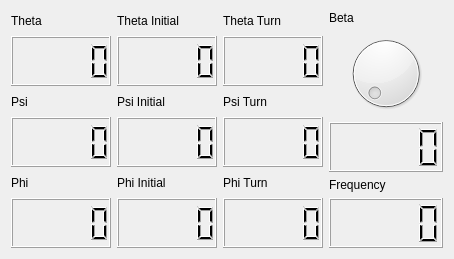
The window that datawidget.ui (chavesjm/CrockettTrainingMonitor) describes before a commit, drawn with Qt 5.
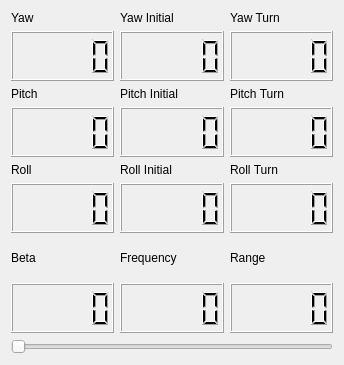
The same window after the commit.

```diff
--- a/datawidget.ui
+++ b/datawidget.ui
@@ -6,8 +6,8 @@
    <rect>
     <x>0</x>
     <y>0</y>
-    <width>454</width>
-    <height>259</height>
+    <width>344</width>
+    <height>365</height>
    </rect>
   </property>
   <property name="windowTitle">
@@ -23,7 +23,7 @@
          <item>
           <widget class="QLabel" name="label">
            <property name="text">
-            <string>Theta</string>
+            <string>Yaw</string>
            </property>
           </widget>
          </item>
@@ -44,7 +44,7 @@
          <item>
           <widget class="QLabel" name="label_2">
            <property name="text">
-            <string>Psi</string>
+            <string>Pitch</string>
            </property>
           </widget>
          </item>
@@ -65,7 +65,7 @@
          <item>
           <widget class="QLabel" name="label_3">
            <property name="text">
-            <string>Phi</string>
+            <string>Roll</string>
            </property>
           </widget>
          </item>
@@ -90,7 +90,7 @@
          <item>
           <widget class="QLabel" name="label_6">
            <property name="text">
-            <string>Theta Initial</string>
+            <string>Yaw Initial</string>
            </property>
           </widget>
          </item>
@@ -111,7 +111,7 @@
          <item>
           <widget class="QLabel" name="label_7">
            <property name="text">
-            <string>Psi Initial</string>
+            <string>Pitch Initial</string>
            </property>
           </widget>
          </item>
@@ -132,7 +132,7 @@
          <item>
           <widget class="QLabel" name="label_8">
            <property name="text">
-            <string>Phi Initial</string>
+            <string>Roll Initial</string>
            </property>
           </widget>
          </item>
@@ -157,7 +157,7 @@
          <item>
           <widget class="QLabel" name="label_9">
            <property name="text">
-            <string>Theta Turn</string>
+            <string>Yaw Turn</string>
            </property>
           </widget>
          </item>
@@ -178,7 +178,7 @@
          <item>
           <widget class="QLabel" name="label_10">
            <property name="text">
-            <string>Psi Turn</string>
+            <string>Pitch Turn</string>
            </property>
           </widget>
          </item>
@@ -199,7 +199,7 @@
          <item>
           <widget class="QLabel" name="label_11">
            <property name="text">
-            <string>Phi Turn</string>
+            <string>Roll Turn</string>
            </property>
           </widget>
          </item>
@@ -219,8 +219,10 @@
      </item>
     </layout>
    </item>
-   <item row="0" column="1">
-    <layout class="QVBoxLayout" name="verticalLayout_7">
+   <item row="1" column="0">
+    <layout class="QVBoxLayout" name="verticalLayout_16">
+     <item>
+      <layout class="QHBoxLayout" name="horizontalLayout_2">
      <item>
       <layout class="QVBoxLayout" name="verticalLayout_5">
        <item>
@@ -230,13 +232,6 @@
          </property>
         </widget>
        </item>
-       <item>
-        <widget class="QDial" name="DI_Beta">
-         <property name="maximum">
-          <number>1023</number>
-         </property>
-        </widget>
-       </item>
        <item>
         <widget class="QLCDNumber" name="LCD_Beta">
          <property name="minimumSize">
@@ -269,6 +264,45 @@
         </widget>
        </item>
       </layout>
+       </item>
+       <item>
+        <layout class="QVBoxLayout" name="verticalLayout_7">
+         <item>
+          <widget class="QLabel" name="label_12">
+           <property name="text">
+            <string>Range</string>
+           </property>
+          </widget>
+         </item>
+         <item>
+          <widget class="QLCDNumber" name="LCD_Range">
+           <property name="minimumSize">
+            <size>
+             <width>100</width>
+             <height>50</height>
+            </size>
+           </property>
+          </widget>
+         </item>
+        </layout>
+       </item>
+      </layout>
+     </item>
+     <item>
+      <widget class="QSlider" name="horizontalSlider">
+       <property name="minimum">
+        <number>0</number>
+       </property>
+       <property name="maximum">
+        <number>99</number>
+       </property>
+       <property name="value">
+        <number>0</number>
+       </property>
+       <property name="orientation">
+        <enum>Qt::Horizontal</enum>
+       </property>
+      </widget>
      </item>
     </layout>
    </item>
```
Left out of the diff: 18 changed lines with no effect on the pictures. Lines whose indentation alone changed are shown as unchanged.
